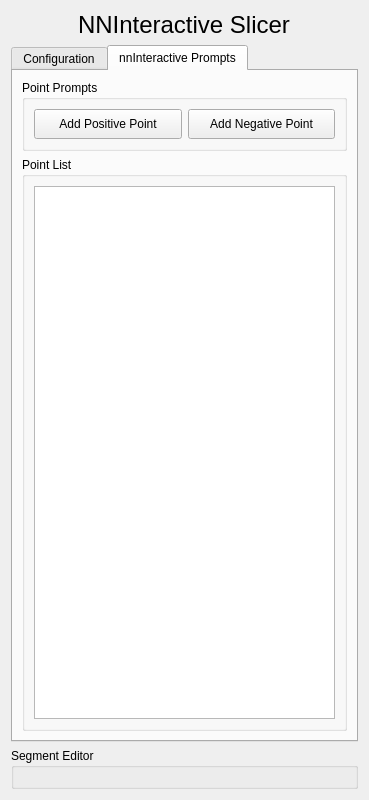
This is slicer_plugin/NNInteractiveSlicer/Resources/UI/NNInteractiveSlicer.ui in rohith50/SlicerNNInteractive as Qt 5 draws it before an edit. The edited form follows.
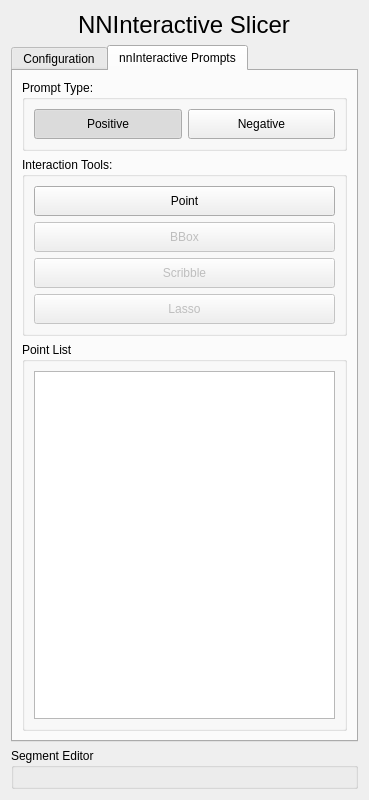
This is the edited form. The open tabs and pages were chosen to show the change. Custom widgets are drawn as their Qt base class.

The edit to the form file:
```diff
--- a/slicer_plugin/NNInteractiveSlicer/Resources/UI/NNInteractiveSlicer.ui
+++ b/slicer_plugin/NNInteractiveSlicer/Resources/UI/NNInteractiveSlicer.ui
@@ -87,16 +87,70 @@
                                     <string>nnInteractive Prompts</string>
                                 </attribute>
                                 <layout class="QVBoxLayout" name="verticalLayout_11">
+                                    <item>
+                                        <widget class="QGroupBox" name="promptTypeGroup">
+                                            <property name="title">
+                                                <string>Prompt Type:</string>
+                                            </property>
+                                            <layout class="QVBoxLayout" name="verticalLayout_14">
+                                                <item>
+                                                    <layout class="QHBoxLayout" name="horizontalLayout_prompt_type">
+                                                        <item>
+                                                            <widget class="QPushButton" name="pbPromptTypePositive">
+                                                                <property name="minimumSize">
+                                                                    <size>
+                                                                        <width>0</width>
+                                                                        <height>30</height>
+                                                                    </size>
+                                                                </property>
+                                                                <property name="toolTip">
+                                                                    <string>Set prompt type to positive</string>
+                                                                </property>
+                                                                <property name="text">
+                                                                    <string>Positive</string>
+                                                                </property>
+                                                                <property name="checkable">
+                                                                    <bool>true</bool>
+                                                                </property>
+                                                                <property name="checked">
+                                                                    <bool>true</bool>
+                                                                </property>
+                                                            </widget>
+                                                        </item>
+                                                        <item>
+                                                            <widget class="QPushButton" name="pbPromptTypeNegative">
+                                                                <property name="minimumSize">
+                                                                    <size>
+                                                                        <width>0</width>
+                                                                        <height>30</height>
+                                                                    </size>
+                                                                </property>
+                                                                <property name="toolTip">
+                                                                    <string>Set prompt type to negative</string>
+                                                                </property>
+                                                                <property name="text">
+                                                                    <string>Negative</string>
+                                                                </property>
+                                                                <property name="checkable">
+                                                                    <bool>true</bool>
+                                                                </property>
+                                                            </widget>
+                                                        </item>
+                                                    </layout>
+                                                </item>
+                                            </layout>
+                                        </widget>
+                                    </item>
                                     <item>
                                         <widget class="QGroupBox" name="pointPromptsGroup">
                                             <property name="title">
-                                                <string>Point Prompts</string>
+                                                <string>Interaction Tools:</string>
                                             </property>
                                             <layout class="QVBoxLayout" name="verticalLayout_12">
                                                 <item>
-                                                    <layout class="QHBoxLayout" name="horizontalLayout_points">
+                                                    <layout class="QVBoxLayout" name="verticalLayout_tools">
                                                         <item>
-                                                            <widget class="QPushButton" name="pbPositivePoint">
+                                                            <widget class="QPushButton" name="pbInteractionPoint">
                                                                 <property name="minimumSize">
                                                                     <size>
                                                                         <width>0</width>
@@ -107,12 +161,15 @@
                                                                     <string>Add a positive point at current crosshair position (Ctrl+Left Click)</string>
                                                                 </property>
                                                                 <property name="text">
-                                                                    <string>Add Positive Point</string>
+                                                                    <string>Point</string>
                                                                 </property>
+                                                                <property name="checkable">
+                                                                    <bool>true</bool>
+                                                                </property>
                                                             </widget>
                                                         </item>
                                                         <item>
-                                                            <widget class="QPushButton" name="pbNegativePoint">
+                                                            <widget class="QPushButton" name="pbInteractionBBox">
                                                                 <property name="minimumSize">
                                                                     <size>
                                                                         <width>0</width>
@@ -123,7 +180,57 @@
                                                                     <string>Add a negative point at current crosshair position (Ctrl+Right Click)</string>
                                                                 </property>
                                                                 <property name="text">
-                                                                    <string>Add Negative Point</string>
+                                                                    <string>BBox</string>
+                                                                </property>
+                                                                <property name="enabled">
+                                                                    <bool>false</bool>
+                                                                </property>
+                                                                <property name="checkable">
+                                                                    <bool>true</bool>
+                                                                </property>
+                                                            </widget>
+                                                        </item>
+                                                        <item>
+                                                            <widget class="QPushButton" name="pbInteractionScribble">
+                                                                <property name="minimumSize">
+                                                                    <size>
+                                                                        <width>0</width>
+                                                                        <height>30</height>
+                                                                    </size>
+                                                                </property>
+                                                                <property name="toolTip">
+                                                                    <string>Place a scribble prompt (not implemented)</string>
+                                                                </property>
+                                                                <property name="text">
+                                                                    <string>Scribble</string>
+                                                                </property>
+                                                                <property name="enabled">
+                                                                    <bool>false</bool>
+                                                                </property>
+                                                                <property name="checkable">
+                                                                    <bool>true</bool>
+                                                                </property>
+                                                            </widget>
+                                                        </item>
+                                                        <item>
+                                                            <widget class="QPushButton" name="pbInteractionLasso">
+                                                                <property name="minimumSize">
+                                                                    <size>
+                                                                        <width>0</width>
+                                                                        <height>30</height>
+                                                                    </size>
+                                                                </property>
+                                                                <property name="toolTip">
+                                                                    <string>Place a lasso prompt (not implemented)</string>
+                                                                </property>
+                                                                <property name="text">
+                                                                    <string>Lasso</string>
+                                                                </property>
+                                                                <property name="enabled">
+                                                                    <bool>false</bool>
+                                                                </property>
+                                                                <property name="checkable">
+                                                                    <bool>true</bool>
                                                                 </property>
                                                             </widget>
                                                         </item>
```
Left out of the diff: 5 changed lines with no effect on the pictures.
